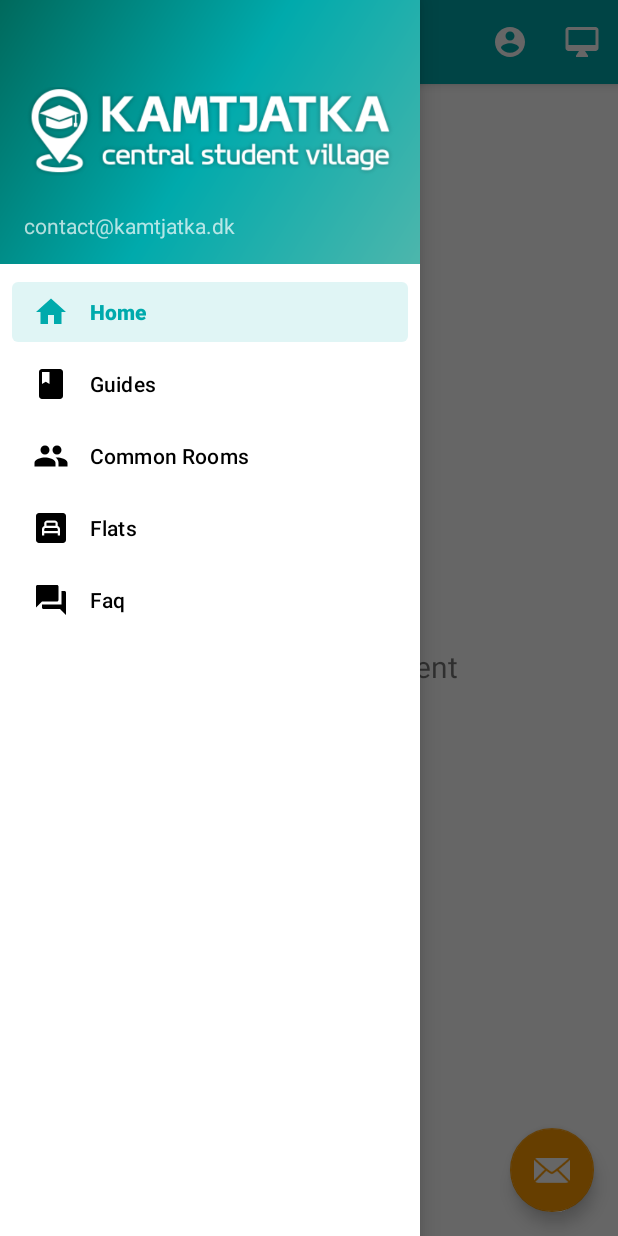
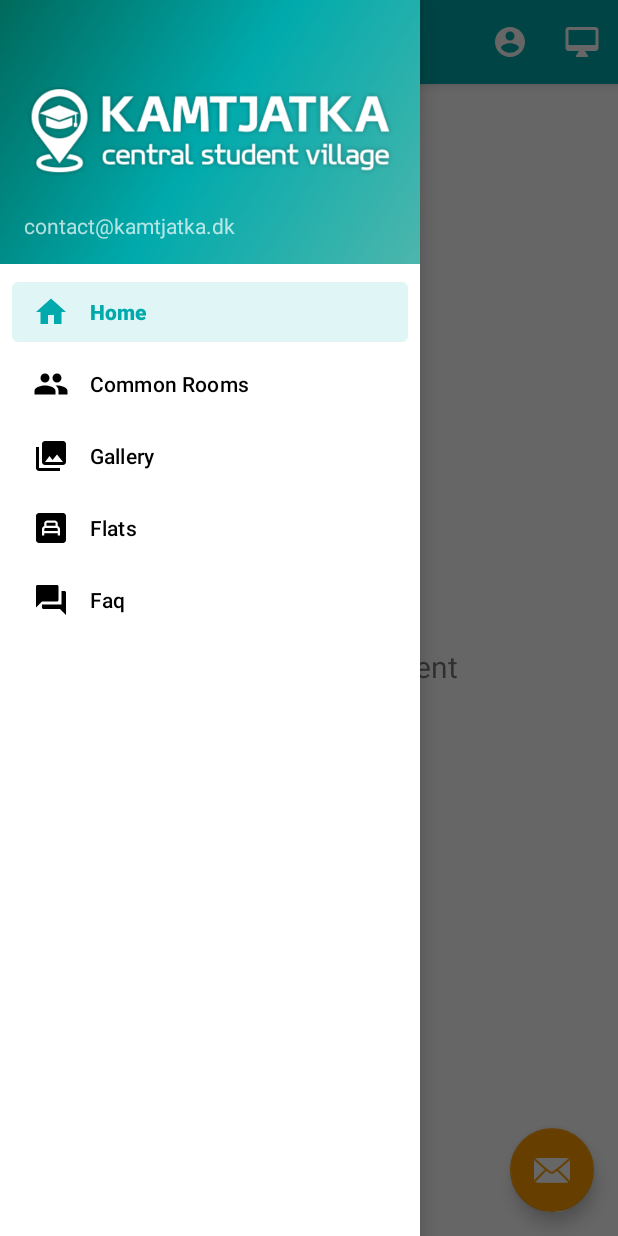
Before and after one commit to spid3rmn/AND1-MySuperApp, an Android app: the screen it shows after launch (MainActivity), with the side drawer open, on a phone screen of 412 x 824 dp. Run offline under Robolectric (Android 15) with nearby library versions, the phone set to English and light mode, and no system bars; our stand-ins replace Firebase (no records; nobody signed in at launch, a user with empty details on screens opened directly), navigation-ui; libraries missing offline, so code that uses them is left out: com.firebase.ui.

Commit message:
Layout changes

```diff
--- a/app/src/main/java/com/example/mykampustest/MyFirebaseMessagingService.java
+++ b/app/src/main/java/com/example/mykampustest/MyFirebaseMessagingService.java
@@ -33,7 +33,8 @@ public class MyFirebaseMessagingService extends FirebaseMessagingService {
         // are handled
         // here in onMessageReceived whether the app is in the foreground or background. Data
         // messages are the type
-        // traditionally used with GCM. Notification messages are only received here in
+        // traditionally used with GCM.
+        // Notification messages are only received here in
         // onMessageReceived when the app
         // is in the foreground. When the app is in the background an automatically generated
         // notification is displayed.
@@ -45,7 +46,6 @@ public class MyFirebaseMessagingService extends FirebaseMessagingService {
         // [END_EXCLUDE]
 
         // TODO(developer): Handle FCM messages here.
-        //Toast.makeText(TAG, remoteMessage.getNotification().getBody(), Toast.LENGTH_LONG).show();
         // Not getting messages here? See why this may be: https://goo.gl/39bRNJ
         Log.d(TAG, "From: " + remoteMessage.getFrom());
 
@@ -53,7 +53,8 @@ public class MyFirebaseMessagingService extends FirebaseMessagingService {
         if (remoteMessage.getData().size() > 0) {
             Log.d(TAG, "Message data payload: " + remoteMessage.getData());
 
-            if (/* Check if data needs to be processed by long running job */ true) {
+            //Check if data needs to be processed by long running job
+            if ( true) {
                 // For long-running tasks (10 seconds or more) use WorkManager.
                 //scheduleJob();
             } else {
--- /dev/null
+++ b/app/src/main/res/drawable/ic_baseline_photo_library_24.xml
@@ -0,0 +1,10 @@
+<vector xmlns:android="http://schemas.android.com/apk/res/android"
+    android:width="24dp"
+    android:height="24dp"
+    android:viewportWidth="24"
+    android:viewportHeight="24"
+    android:tint="?attr/colorControlNormal">
+  <path
+      android:fillColor="@android:color/white"
+      android:pathData="M22,16L22,4c0,-1.1 -0.9,-2 -2,-2L8,2c-1.1,0 -2,0.9 -2,2v12c0,1.1 0.9,2 2,2h12c1.1,0 2,-0.9 2,-2zM11,12l2.03,2.71L16,11l4,5L8,16l3,-4zM2,6v14c0,1.1 0.9,2 2,2h14v-2L4,20L4,6L2,6z"/>
+</vector>
--- a/app/src/main/res/menu/activity_main_drawer.xml
+++ b/app/src/main/res/menu/activity_main_drawer.xml
@@ -4,21 +4,21 @@
     tools:showIn="navigation_view">
 
     <group android:checkableBehavior="single">
-        <!-- Home: Cloud Messaging -->
+        <!-- Home: Guides -->
         <item
             android:id="@+id/nav_home"
             android:icon="@drawable/ic_menu_home"
             android:title="@string/menu_home" />
-        <!-- Guides: Cards with buttons -->
-        <item
-            android:id="@+id/nav_guides"
-            android:icon="@drawable/ic_menu_guides"
-            android:title="@string/menu_guides" />
         <!-- Common Rooms: Recycler View with photos -->
         <item
             android:id="@+id/nav_common_rooms"
             android:icon="@drawable/ic_baseline_group_24"
             android:title="@string/menu_common_rooms" />
+        <!-- Guides: Cards with buttons -->
+        <item
+            android:id="@+id/nav_guides"
+            android:icon="@drawable/ic_baseline_photo_library_24"
+            android:title="@string/menu_gallery" />
         <!-- Rooms: Recycler View with photos -->
         <item
             android:id="@+id/nav_flats"
--- a/app/src/main/res/navigation/mobile_navigation.xml
+++ b/app/src/main/res/navigation/mobile_navigation.xml
@@ -14,7 +14,7 @@
     <fragment
         android:id="@+id/nav_guides"
         android:name="com.example.mykampustest.ui.gallery.GalleryFragment"
-        android:label="@string/menu_guides"
+        android:label="@string/menu_gallery"
         tools:layout="@layout/fragment_gallery" />
 
     <fragment
--- a/app/src/main/res/values/strings.xml
+++ b/app/src/main/res/values/strings.xml
@@ -9,7 +9,7 @@
     <string name="action_web">Website</string>
 
     <string name="menu_home">Home</string>
-    <string name="menu_guides">Guides</string>
+    <string name="menu_gallery">Gallery</string>
     <string name="menu_flats">Flats</string>
     <string name="menu_common_rooms">Common Rooms</string>
     <string name="menu_faq">Faq</string>
@@ -23,7 +23,7 @@
     <string name="default_notification_channel_name" translatable="true">Weather</string>
     <!-- [END fcm_default_icon_string] -->
     <string name="msg_subscribe_failed">Failed to subscribe to weather topic</string>
-    <string name="fcm_message">FCM Message</string>
+    <string name="fcm_message">New Message</string>
 
     <string name="quickstart_message">Click the SUBSCRIBE TO WEATHER button below to subscribe to the
         weather topic. Messages sent to the weather topic will be received. The LOG TOKEN button logs the
```
